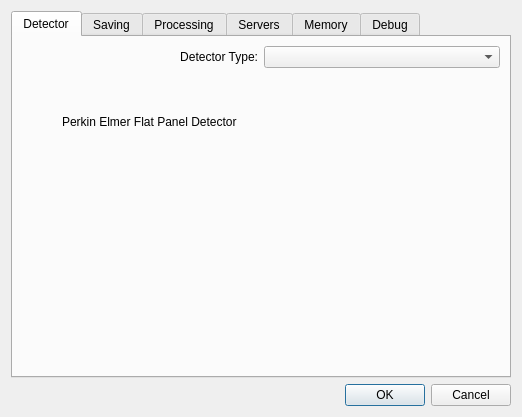
This is source/qxrdpreferencesdialog.ui in guyjennings/qxrd as Qt 5 draws it before an edit. The edited form follows.
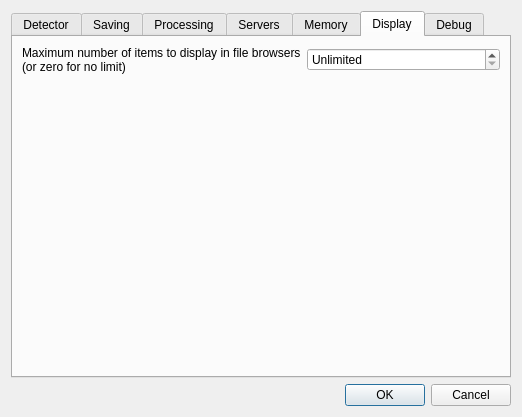
This is the edited form. The open tabs and pages were chosen to show the change.

Commit message: Added an option to limit the number of files displayed in a file browser window

Diff of the .ui file:
```diff
--- a/source/qxrdpreferencesdialog.ui
+++ b/source/qxrdpreferencesdialog.ui
@@ -463,6 +463,52 @@
        </item>
       </layout>
      </widget>
+     <widget class="QWidget" name="tab_4">
+      <attribute name="title">
+       <string>Display</string>
+      </attribute>
+      <layout class="QGridLayout" name="gridLayout_8">
+       <item row="0" column="0">
+        <widget class="QLabel" name="label_19">
+         <property name="text">
+          <string>Maximum number of items to display in file browsers (or zero for no limit)</string>
+         </property>
+         <property name="wordWrap">
+          <bool>true</bool>
+         </property>
+        </widget>
+       </item>
+       <item row="0" column="1">
+        <widget class="QSpinBox" name="m_FileBrowserLimit">
+         <property name="toolTip">
+          <string>You can limit the maximum number of files that will be displayed in a file browser widget - this can improve the program's responsiveness if there are a large number of files in a directory.</string>
+         </property>
+         <property name="specialValueText">
+          <string>Unlimited</string>
+         </property>
+         <property name="maximum">
+          <number>200000</number>
+         </property>
+         <property name="singleStep">
+          <number>1000</number>
+         </property>
+        </widget>
+       </item>
+       <item row="1" column="1">
+        <spacer name="verticalSpacer_6">
+         <property name="orientation">
+          <enum>Qt::Vertical</enum>
+         </property>
+         <property name="sizeHint" stdset="0">
+          <size>
+           <width>20</width>
+           <height>281</height>
+          </size>
+         </property>
+        </spacer>
+       </item>
+      </layout>
+     </widget>
      <widget class="QWidget" name="debug">
       <attribute name="title">
        <string>Debug</string>
```
The commit also changes 6 other files.
